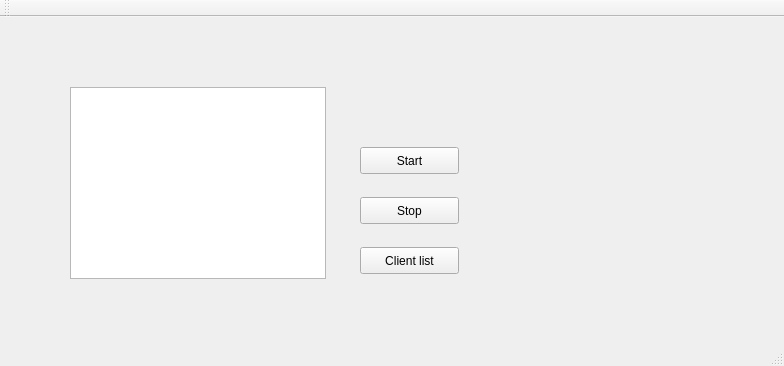
Qt form server/mainwindow.ui (Morphei/course_work) before a commit.
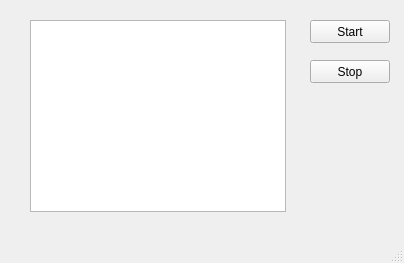
The same form after that commit.

Diff of the .ui file:
```diff
--- a/server/mainwindow.ui
+++ b/server/mainwindow.ui
@@ -6,21 +6,21 @@
    <rect>
     <x>0</x>
     <y>0</y>
-    <width>784</width>
-    <height>366</height>
+    <width>404</width>
+    <height>263</height>
    </rect>
   </property>
   <property name="windowTitle">
    <string>MainWindow</string>
   </property>
-  <widget class="QWidget" name="centralWidget">
-   <widget class="QPushButton" name="start">
+  <widget class="QWidget" name="centralwidget">
+   <widget class="QPushButton" name="pushButton">
     <property name="geometry">
      <rect>
-      <x>360</x>
-      <y>130</y>
-      <width>99</width>
-      <height>27</height>
+      <x>310</x>
+      <y>20</y>
+      <width>80</width>
+      <height>23</height>
      </rect>
     </property>
     <property name="text">
@@ -30,10 +30,10 @@
    <widget class="QPushButton" name="stop">
     <property name="geometry">
      <rect>
-      <x>360</x>
-      <y>180</y>
-      <width>99</width>
-      <height>27</height>
+      <x>310</x>
+      <y>60</y>
+      <width>80</width>
+      <height>23</height>
      </rect>
     </property>
     <property name="text">
@@ -43,37 +43,13 @@
    <widget class="QTextBrowser" name="textBrowser">
     <property name="geometry">
      <rect>
-      <x>70</x>
-      <y>70</y>
+      <x>30</x>
+      <y>20</y>
       <width>256</width>
       <height>192</height>
      </rect>
     </property>
    </widget>
-   <widget class="QWidget" name="gridLayoutWidget">
-    <property name="geometry">
-     <rect>
-      <x>490</x>
-      <y>60</y>
-      <width>271</width>
-      <height>211</height>
-     </rect>
-    </property>
-    <layout class="QGridLayout" name="gridLayout"/>
-   </widget>
-   <widget class="QPushButton" name="pushButton">
-    <property name="geometry">
-     <rect>
-      <x>360</x>
-      <y>230</y>
-      <width>99</width>
-      <height>27</height>
-     </rect>
-    </property>
-    <property name="text">
-     <string>Client list</string>
-    </property>
-   </widget>
   </widget>
   <widget class="QMenuBar" name="menuBar">
    <property name="geometry">
@@ -85,17 +61,8 @@
     </rect>
    </property>
   </widget>
-  <widget class="QToolBar" name="mainToolBar">
-   <attribute name="toolBarArea">
-    <enum>TopToolBarArea</enum>
-   </attribute>
-   <attribute name="toolBarBreak">
-    <bool>false</bool>
-   </attribute>
-  </widget>
-  <widget class="QStatusBar" name="statusBar"/>
+  <widget class="QStatusBar" name="statusbar"/>
  </widget>
- <layoutdefault spacing="6" margin="11"/>
  <resources/>
  <connections/>
 </ui>
```
Left out of the diff: 8 changed lines with no effect on the pictures.
